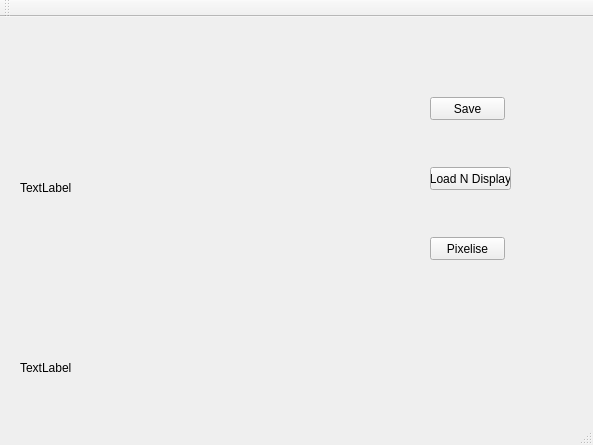
Old version of the form mainwindow.ui in the repository brown4eva/PixelArt.
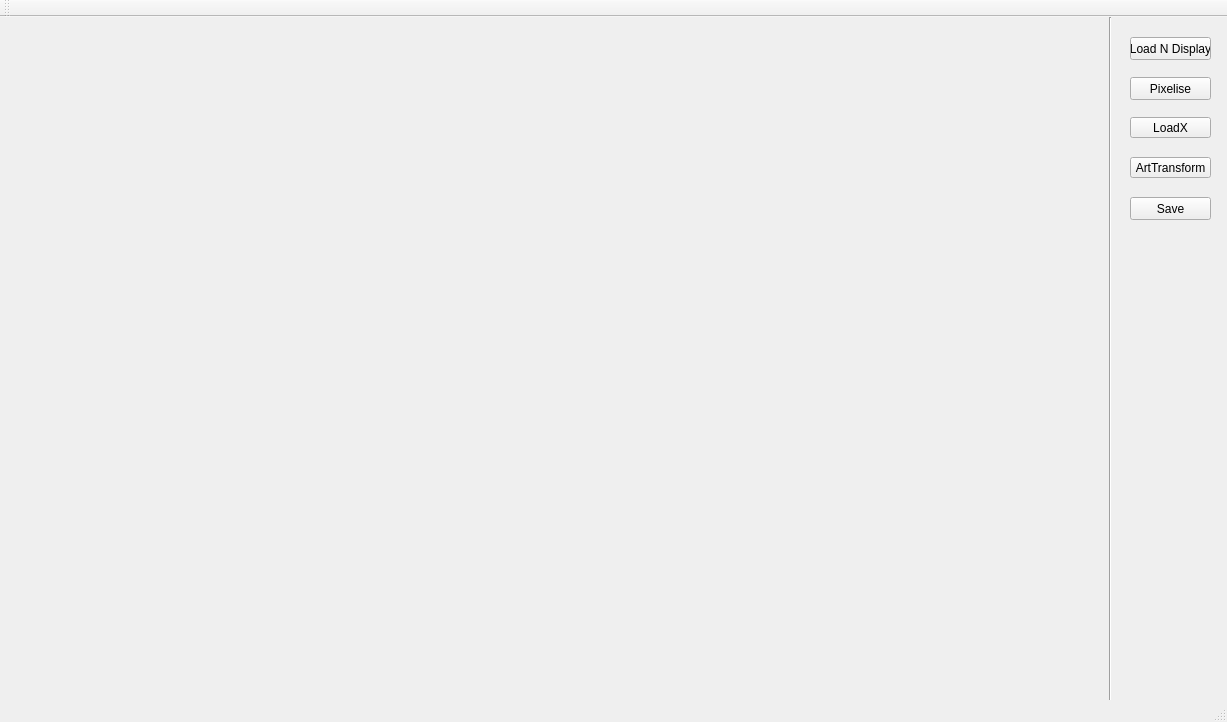
New version of the form.

Commit message: Update with ArtTransform

```diff
--- a/mainwindow.ui
+++ b/mainwindow.ui
@@ -6,8 +6,8 @@
    <rect>
     <x>0</x>
     <y>0</y>
-    <width>593</width>
-    <height>445</height>
+    <width>1227</width>
+    <height>722</height>
    </rect>
   </property>
   <property name="windowTitle">
@@ -17,8 +17,8 @@
    <widget class="QPushButton" name="pushButton">
     <property name="geometry">
      <rect>
-      <x>430</x>
-      <y>150</y>
+      <x>1130</x>
+      <y>20</y>
       <width>81</width>
       <height>23</height>
      </rect>
@@ -31,34 +31,34 @@
     <property name="geometry">
      <rect>
       <x>20</x>
-      <y>10</y>
-      <width>401</width>
-      <height>321</height>
+      <y>20</y>
+      <width>1041</width>
+      <height>591</height>
      </rect>
     </property>
     <property name="text">
-     <string>TextLabel</string>
+     <string/>
     </property>
    </widget>
    <widget class="QLabel" name="FilePathLabel">
     <property name="geometry">
      <rect>
-      <x>20</x>
-      <y>340</y>
-      <width>151</width>
+      <x>10</x>
+      <y>650</y>
+      <width>531</width>
       <height>21</height>
      </rect>
     </property>
     <property name="text">
-     <string>TextLabel</string>
+     <string/>
     </property>
    </widget>
    <widget class="QPushButton" name="pushButton_2">
     <property name="geometry">
      <rect>
-      <x>430</x>
-      <y>80</y>
-      <width>75</width>
+      <x>1130</x>
+      <y>180</y>
+      <width>81</width>
       <height>23</height>
      </rect>
     </property>
@@ -69,9 +69,9 @@
    <widget class="QPushButton" name="pushButton_3">
     <property name="geometry">
      <rect>
-      <x>430</x>
-      <y>220</y>
-      <width>75</width>
+      <x>1130</x>
+      <y>60</y>
+      <width>81</width>
       <height>23</height>
      </rect>
     </property>
@@ -79,6 +79,45 @@
      <string>Pixelise</string>
     </property>
    </widget>
+   <widget class="QPushButton" name="pushButton_4">
+    <property name="geometry">
+     <rect>
+      <x>1130</x>
+      <y>100</y>
+      <width>81</width>
+      <height>21</height>
+     </rect>
+    </property>
+    <property name="text">
+     <string>LoadX</string>
+    </property>
+   </widget>
+   <widget class="QPushButton" name="pushButton_5">
+    <property name="geometry">
+     <rect>
+      <x>1130</x>
+      <y>140</y>
+      <width>81</width>
+      <height>21</height>
+     </rect>
+    </property>
+    <property name="text">
+     <string>ArtTransform</string>
+    </property>
+   </widget>
+   <widget class="Line" name="line">
+    <property name="geometry">
+     <rect>
+      <x>1100</x>
+      <y>0</y>
+      <width>20</width>
+      <height>751</height>
+     </rect>
+    </property>
+    <property name="orientation">
+     <enum>Qt::Vertical</enum>
+    </property>
+   </widget>
   </widget>
   <widget class="QMenuBar" name="menuBar">
    <property name="geometry">
```
Left out of the diff: 2 changed lines with no effect on the pictures. The commit also changes 3 other files.
